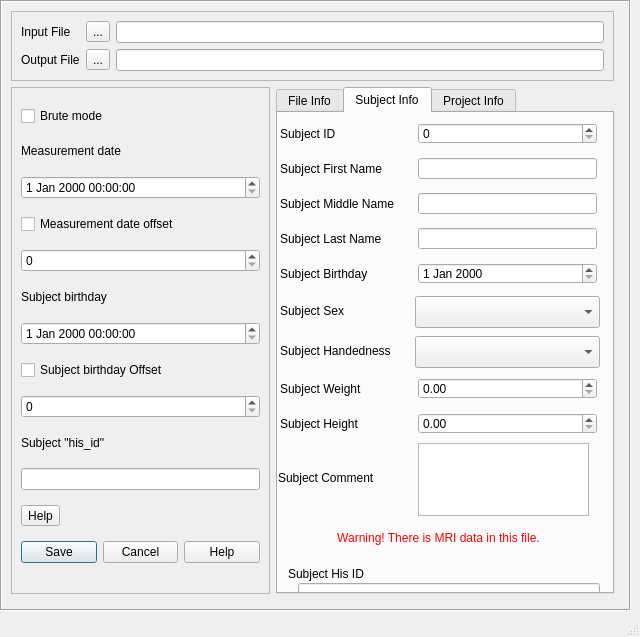
Qt form applications/mne_anonymize/mainwindow.ui (mne-tools/mne-cpp) before a commit.
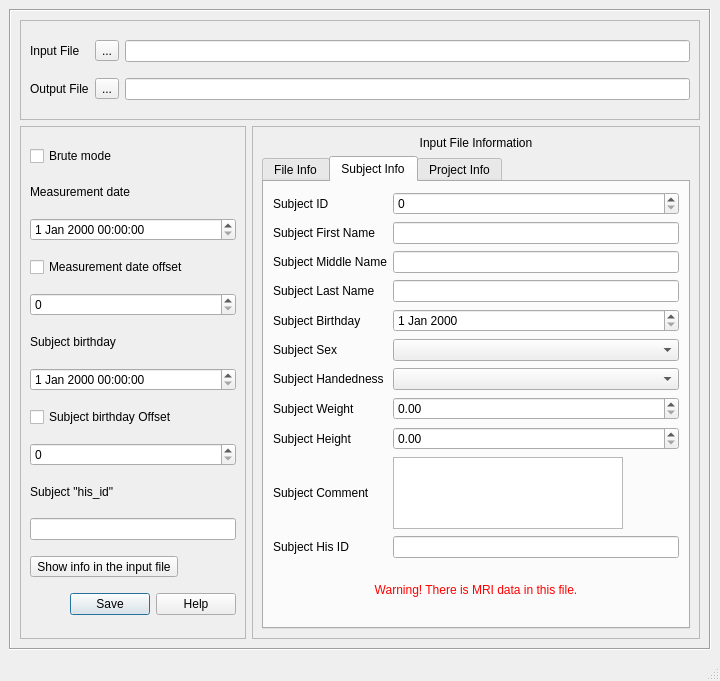
The same form after that commit.

Commit message: resize and relocate labels info

Patch:
```diff
--- a/applications/mne_anonymize/mainwindow.ui
+++ b/applications/mne_anonymize/mainwindow.ui
@@ -6,8 +6,8 @@
    <rect>
     <x>0</x>
     <y>0</y>
-    <width>640</width>
-    <height>637</height>
+    <width>720</width>
+    <height>681</height>
    </rect>
   </property>
   <property name="minimumSize">
@@ -23,15 +23,9 @@
    <bool>false</bool>
   </property>
   <widget class="QWidget" name="centralwidget">
+   <layout class="QGridLayout" name="gridLayout">
+    <item row="0" column="0">
    <widget class="QScrollArea" name="scrollArea">
-    <property name="geometry">
-     <rect>
-      <x>0</x>
-      <y>0</y>
-      <width>631</width>
-      <height>611</height>
-     </rect>
-    </property>
     <property name="sizePolicy">
      <sizepolicy hsizetype="MinimumExpanding" vsizetype="MinimumExpanding">
       <horstretch>0</horstretch>
@@ -41,7 +35,7 @@
     <property name="minimumSize">
      <size>
       <width>400</width>
-      <height>400</height>
+        <height>0</height>
      </size>
     </property>
     <property name="autoFillBackground">
@@ -61,12 +55,12 @@
       <rect>
        <x>0</x>
        <y>0</y>
-       <width>627</width>
-       <height>607</height>
+         <width>692</width>
+         <height>613</height>
       </rect>
      </property>
      <layout class="QGridLayout" name="gridLayout_2">
-      <item row="2" column="0">
+        <item row="3" column="0" rowspan="4">
        <widget class="QFrame" name="frameOptions">
         <property name="sizePolicy">
          <sizepolicy hsizetype="MinimumExpanding" vsizetype="Preferred">
@@ -76,13 +70,13 @@
         </property>
         <property name="minimumSize">
          <size>
-          <width>100</width>
+            <width>0</width>
           <height>0</height>
          </size>
         </property>
         <property name="maximumSize">
          <size>
-          <width>500</width>
+            <width>226</width>
           <height>16777215</height>
          </size>
         </property>
@@ -92,15 +86,15 @@
         <property name="frameShadow">
          <enum>QFrame::Raised</enum>
         </property>
-        <layout class="QVBoxLayout" name="verticalLayout">
-         <item>
+          <layout class="QGridLayout" name="gridLayout_3">
+           <item row="0" column="0">
           <widget class="QCheckBox" name="checkBoxBruteMode">
            <property name="text">
             <string>Brute mode</string>
            </property>
           </widget>
          </item>
-         <item>
+           <item row="1" column="0">
           <widget class="QLabel" name="labelMeasDate">
            <property name="maximumSize">
             <size>
@@ -113,7 +107,7 @@
            </property>
           </widget>
          </item>
-         <item>
+           <item row="2" column="0">
           <widget class="QDateTimeEdit" name="dateTimeMeasurementDate">
            <property name="sizePolicy">
             <sizepolicy hsizetype="Expanding" vsizetype="Maximum">
@@ -123,14 +117,14 @@
            </property>
           </widget>
          </item>
-         <item>
+           <item row="3" column="0">
           <widget class="QCheckBox" name="checkBoxMeasurementDateOffset">
            <property name="text">
             <string>Measurement date offset</string>
            </property>
           </widget>
          </item>
-         <item>
+           <item row="4" column="0">
           <widget class="QSpinBox" name="spinBoxMeasurementDateOffset">
            <property name="sizePolicy">
             <sizepolicy hsizetype="Expanding" vsizetype="Fixed">
@@ -140,7 +134,7 @@
            </property>
           </widget>
          </item>
-         <item>
+           <item row="5" column="0">
           <widget class="QLabel" name="labelSubjectBirthday">
            <property name="maximumSize">
             <size>
@@ -153,20 +147,20 @@
            </property>
           </widget>
          </item>
-         <item>
+           <item row="6" column="0">
           <widget class="QDateTimeEdit" name="dateTimeBirthdayDate"/>
          </item>
-         <item>
+           <item row="7" column="0">
           <widget class="QCheckBox" name="checkBoxBirthdayDateOffset">
            <property name="text">
             <string>Subject birthday Offset</string>
            </property>
           </widget>
          </item>
-         <item>
+           <item row="8" column="0">
           <widget class="QSpinBox" name="spinBoxBirthdayDateOffset"/>
          </item>
-         <item>
+           <item row="9" column="0">
           <widget class="QLabel" name="labelSubjectHisId">
            <property name="maximumSize">
             <size>
@@ -179,32 +173,35 @@
            </property>
           </widget>
          </item>
-         <item>
+           <item row="10" column="0">
           <widget class="QLineEdit" name="lineEditSubjectHisId"/>
          </item>
-         <item>
+           <item row="11" column="0">
           <widget class="QToolButton" name="seeExtraInfoButton">
            <property name="text">
-            <string>Help</string>
+              <string>Show info in the input file</string>
            </property>
           </widget>
          </item>
-         <item>
+           <item row="12" column="0">
           <widget class="QDialogButtonBox" name="buttonMenu">
            <property name="standardButtons">
-            <set>QDialogButtonBox::Cancel|QDialogButtonBox::Help|QDialogButtonBox::Save</set>
+              <set>QDialogButtonBox::Help|QDialogButtonBox::Save</set>
+             </property>
+             <property name="centerButtons">
+              <bool>false</bool>
            </property>
           </widget>
          </item>
         </layout>
        </widget>
       </item>
-      <item row="0" column="0" colspan="3">
-       <widget class="QFrame" name="frameInOutFiles">
-        <property name="maximumSize">
+        <item row="3" column="1" rowspan="4" colspan="2">
+         <widget class="QFrame" name="frameExtraInfo">
+          <property name="minimumSize">
          <size>
-          <width>16777215</width>
-          <height>100</height>
+            <width>326</width>
+            <height>0</height>
          </size>
         </property>
         <property name="frameShape">
@@ -213,61 +210,24 @@
         <property name="frameShadow">
          <enum>QFrame::Raised</enum>
         </property>
-        <layout class="QGridLayout" name="gridLayout_6">
-         <item row="3" column="2">
-          <widget class="QLineEdit" name="lineEditOutFile">
-           <property name="sizePolicy">
-            <sizepolicy hsizetype="MinimumExpanding" vsizetype="Preferred">
-             <horstretch>0</horstretch>
-             <verstretch>0</verstretch>
-            </sizepolicy>
-           </property>
-           <property name="minimumSize">
+          <layout class="QVBoxLayout" name="verticalLayout">
+           <item>
+            <widget class="QLabel" name="labelSubjectCommentExtra_2">
+             <property name="maximumSize">
             <size>
-             <width>0</width>
-             <height>0</height>
-            </size>
-           </property>
-          </widget>
-         </item>
-         <item row="0" column="0">
-          <widget class="QLabel" name="labelInFile">
+               <width>16777215</width>
+               <height>50</height>
+              </size>
+             </property>
            <property name="text">
-            <string>Input File</string>
-           </property>
-          </widget>
-         </item>
-         <item row="3" column="0">
-          <widget class="QLabel" name="labelOutFile">
-           <property name="text">
-            <string>Output File</string>
+              <string>Input File Information</string>
+             </property>
+             <property name="alignment">
+              <set>Qt::AlignCenter</set>
            </property>
           </widget>
          </item>
-         <item row="0" column="2">
-          <widget class="QLineEdit" name="lineEditInFile"/>
-         </item>
-         <item row="0" column="1">
-          <widget class="QToolButton" name="openInFileWindowButton">
-           <property name="text">
-            <string>...</string>
-           </property>
-          </widget>
-         </item>
-         <item row="3" column="1">
-          <widget class="QToolButton" name="openOutFileWindowButton">
-           <property name="text">
-            <string>...</string>
-           </property>
-          </widget>
-         </item>
-        </layout>
-       </widget>
-      </item>
-      <item row="20" column="3">
-       <widget class="QWidget" name="widget" native="true"/>
-      </item>
-      <item row="2" column="1" colspan="2">
+           <item>
        <widget class="QTabWidget" name="tabWidget">
         <property name="enabled">
          <bool>true</bool>
@@ -279,26 +239,9 @@
          <attribute name="title">
           <string>File Info</string>
          </attribute>
-         <layout class="QFormLayout" name="formLayout_2">
-          <item row="0" column="0">
-           <widget class="QLabel" name="labelFileVersionExtra">
-            <property name="text">
-             <string>Id File version</string>
-            </property>
-           </widget>
-          </item>
-          <item row="0" column="1">
-           <widget class="QLineEdit" name="lineEditFileVersionExtra"/>
-          </item>
-          <item row="1" column="0">
-           <widget class="QLabel" name="labelIdMeasurementDateExtra">
-            <property name="text">
-             <string>Id Measurement Date</string>
-            </property>
-           </widget>
-          </item>
-          <item row="1" column="1">
-           <widget class="QDateTimeEdit" name="dateTimeIdMeasurementDateExtra"/>
+              <layout class="QGridLayout" name="gridLayout_5">
+               <item row="2" column="1">
+                <widget class="QLineEdit" name="lineEditMACAddressExtra"/>
           </item>
           <item row="2" column="0">
            <widget class="QLabel" name="labelMACAddressExtra">
@@ -307,13 +250,34 @@
             </property>
            </widget>
           </item>
-          <item row="2" column="1">
-           <widget class="QLineEdit" name="lineEditMACAddressExtra"/>
-          </item>
-          <item row="3" column="0">
-           <widget class="QLabel" name="labelMeasurementDateExtra">
+               <item row="4" column="1">
+                <widget class="QPlainTextEdit" name="plainTextFileCommentExtra">
+                 <property name="maximumSize">
+                  <size>
+                   <width>220</width>
+                   <height>50</height>
+                  </size>
+                 </property>
+                 <property name="verticalScrollBarPolicy">
+                  <enum>Qt::ScrollBarAsNeeded</enum>
+                 </property>
+                 <property name="readOnly">
+                  <bool>false</bool>
+                 </property>
+                 <property name="plainText">
+                  <string>ssafasdfasdfasdfasdlfjas d;fklj as;ldkfj a;sldkjf a;lskjfa
+sdf
+asdflkj
+
+
+asdflkasdjf;lasdkjf;laskdjflasdfj</string>
+                 </property>
+                </widget>
+               </item>
+               <item row="1" column="0">
+                <widget class="QLabel" name="labelIdMeasurementDateExtra">
             <property name="text">
-             <string>Measurement Date</string>
+                  <string>Id Measurement Date</string>
             </property>
            </widget>
           </item>
@@ -327,321 +291,133 @@
             </property>
            </widget>
           </item>
-          <item row="4" column="1">
-           <widget class="QPlainTextEdit" name="plainTextFileCommentExtra">
-            <property name="maximumSize">
-             <size>
-              <width>220</width>
-              <height>50</height>
-             </size>
-            </property>
-           </widget>
-          </item>
-          <item row="5" column="0">
-           <widget class="QLabel" name="labelExperimenterExtra">
+               <item row="1" column="1">
+                <widget class="QDateTimeEdit" name="dateTimeIdMeasurementDateExtra"/>
+               </item>
+               <item row="0" column="1">
+                <widget class="QLineEdit" name="lineEditFileVersionExtra"/>
+               </item>
+               <item row="3" column="0">
+                <widget class="QLabel" name="labelMeasurementDateExtra">
             <property name="text">
-             <string>Experimenter</string>
+                  <string>Measurement Date</string>
             </property>
            </widget>
           </item>
           <item row="5" column="1">
            <widget class="QLineEdit" name="lineEditExperimenterExtra"/>
           </item>
+               <item row="5" column="0">
+                <widget class="QLabel" name="labelExperimenterExtra">
+                 <property name="text">
+                  <string>Experimenter</string>
+                 </property>
+                </widget>
+               </item>
+               <item row="0" column="0">
+                <widget class="QLabel" name="labelFileVersionExtra">
+                 <property name="text">
+                  <string>Id File version</string>
+                 </property>
+                </widget>
+               </item>
          </layout>
         </widget>
         <widget class="QWidget" name="tab_2">
          <attribute name="title">
           <string>Subject Info</string>
          </attribute>
-         <widget class="QDoubleSpinBox" name="doubleSpinBoxSubjectHeightExtra">
-          <property name="geometry">
-           <rect>
-            <x>140</x>
-            <y>300</y>
-            <width>179</width>
-            <height>21</height>
-           </rect>
-          </property>
-         </widget>
+              <layout class="QGridLayout" name="gridLayout_4">
+               <item row="9" column="0">
+                <widget class="QLabel" name="labelSubjectCommentExtra">
+                 <property name="maximumSize">
+                  <size>
+                   <width>16777215</width>
+                   <height>50</height>
+                  </size>
+                 </property>
+                 <property name="text">
+                  <string>Subject Comment</string>
+                 </property>
+                </widget>
+               </item>
+               <item row="9" column="2">
+                <widget class="QPlainTextEdit" name="plainTextEditSubjectCommentExtra">
+                 <property name="enabled">
+                  <bool>true</bool>
+                 </property>
+                 <property name="sizePolicy">
+                  <sizepolicy hsizetype="MinimumExpanding" vsizetype="Preferred">
+                   <horstretch>0</horstretch>
+                   <verstretch>0</verstretch>
+                  </sizepolicy>
+                 </property>
+                 <property name="minimumSize">
+                  <size>
+                   <width>100</width>
+                   <height>32</height>
+                  </size>
+                 </property>
+                 <property name="maximumSize">
+                  <size>
+                   <width>230</width>
+                   <height>72</height>
+                  </size>
+                 </property>
+                </widget>
+               </item>
+               <item row="0" column="2">
+                <widget class="QSpinBox" name="spinBoxSubjectIDExtra"/>
+               </item>
+               <item row="7" column="0" colspan="2">
          <widget class="QLabel" name="labelSubjectWeightExtra">
-          <property name="geometry">
-           <rect>
-            <x>2</x>
-            <y>265</y>
-            <width>128</width>
-            <height>21</height>
-           </rect>
-          </property>
           <property name="text">
            <string>Subject Weight</string>
           </property>
          </widget>
-         <widget class="QLabel" name="labelSubjectSexExtra">
-          <property name="geometry">
-           <rect>
-            <x>2</x>
-            <y>185</y>
-            <width>128</width>
-            <height>26</height>
-           </rect>
-          </property>
-          <property name="text">
-           <string>Subject Sex</string>
-          </property>
-         </widget>
-         <widget class="QSpinBox" name="spinBoxSubjectIDExtra">
-          <property name="geometry">
-           <rect>
-            <x>140</x>
-            <y>10</y>
-            <width>179</width>
-            <height>21</height>
-           </rect>
-          </property>
-         </widget>
-         <widget class="QDateEdit" name="dateEditSubjectBirthdayExtra">
-          <property name="geometry">
-           <rect>
-            <x>140</x>
-            <y>150</y>
-            <width>179</width>
-            <height>21</height>
-           </rect>
-          </property>
-         </widget>
-         <widget class="QLineEdit" name="lineEditSubjectFirstNameExtra">
-          <property name="geometry">
-           <rect>
-            <x>140</x>
-            <y>45</y>
-            <width>179</width>
-            <height>21</height>
-           </rect>
-          </property>
-         </widget>
-         <widget class="QLabel" name="labelSubjectHeightExtra">
-          <property name="geometry">
-           <rect>
-            <x>2</x>
-            <y>300</y>
-            <width>128</width>
-            <height>21</height>
-           </rect>
-          </property>
-          <property name="text">
-           <string>Subject Height</string>
-          </property>
-         </widget>
-         <widget class="QLabel" name="labelSubjectMiddleNameExtra">
-          <property name="geometry">
-           <rect>
-            <x>2</x>
-            <y>80</y>
-            <width>128</width>
-            <height>21</height>
-           </rect>
-          </property>
-          <property name="text">
-           <string>Subject Middle Name</string>
-          </property>
-         </widget>
-         <widget class="QComboBox" name="comboBoxSubjectSexExtra">
-          <property name="geometry">
-           <rect>
-            <x>137</x>
-            <y>183</y>
-            <width>185</width>
-            <height>32</height>
-           </rect>
-          </property>
-         </widget>
-         <widget class="QLabel" name="labelSubjectIDExtra">
-          <property name="geometry">
-           <rect>
-            <x>2</x>
-            <y>10</y>
-            <width>128</width>
-            <height>21</height>
-           </rect>
-          </property>
-          <property name="text">
-           <string>Subject ID</string>
-          </property>
-         </widget>
+               </item>
+               <item row="4" column="0" colspan="2">
          <widget class="QLabel" name="labelSubjectBirthdayExtra">
-          <property name="geometry">
-           <rect>
-            <x>2</x>
-            <y>150</y>
-            <width>128</width>
-            <height>21</height>
-           </rect>
-          </property>
           <property name="text">
            <string>Subject Birthday</string>
           </property>
          </widget>
-         <widget class="QLabel" name="labelSubjectFirstNameExtra">
-          <property name="geometry">
-           <rect>
-            <x>2</x>
-            <y>45</y>
-            <width>128</width>
-            <height>21</height>
-           </rect>
-          </property>
-          <property name="text">
-           <string>Subject First Name</string>
-          </property>
-         </widget>
-         <widget class="QLabel" name="labelSubjectHandExtra">
-          <property name="geometry">
-           <rect>
-            <x>2</x>
-            <y>225</y>
-            <width>128</width>
-            <height>26</height>
-           </rect>
-          </property>
-          <property name="text">
-           <string>Subject Handedness</string>
-          </property>
-         </widget>
+               </item>
+               <item row="3" column="2">
+                <widget class="QLineEdit" name="lineEditSubjectLastNameExtra"/>
+               </item>
+               <item row="3" column="0" colspan="2">
          <widget class="QLabel" name="labelSubjectLastNameExtra">
-          <property name="geometry">
-           <rect>
-            <x>2</x>
-            <y>115</y>
-            <width>128</width>
-            <height>21</height>
-           </rect>
-          </property>
           <property name="text">
            <string>Subject Last Name</string>
           </property>
          </widget>
-         <widget class="QLineEdit" name="lineEditSubjectMiddleNameExtra">
-          <property name="geometry">
-           <rect>
-            <x>140</x>
-            <y>80</y>
-            <width>179</width>
-            <height>21</height>
-           </rect>
-          </property>
-         </widget>
-         <widget class="QLineEdit" name="lineEditSubjectLastNameExtra">
-          <property name="geometry">
-           <rect>
-            <x>140</x>
-            <y>115</y>
-            <width>179</width>
-            <height>21</height>
-           </rect>
-          </property>
-         </widget>
-         <widget class="QDoubleSpinBox" name="doubleSpinBoxSubjectWeightExtra">
-          <property name="geometry">
-           <rect>
-            <x>140</x>
-            <y>265</y>
-            <width>179</width>
-            <height>21</height>
-           </rect>
-          </property>
-         </widget>
-         <widget class="QComboBox" name="comboBoxSubjectHandExtra">
-          <property name="geometry">
-           <rect>
-            <x>137</x>
-            <y>223</y>
-            <width>185</width>
-            <height>32</height>
-           </rect>
-          </property>
-         </widget>
-         <widget class="QLabel" name="labelSubjectCommentExtra">
-          <property name="geometry">
-           <rect>
-            <x>0</x>
-            <y>340</y>
-            <width>108</width>
-            <height>50</height>
-           </rect>
-          </property>
-          <property name="maximumSize">
-           <size>
-            <width>16777215</width>
-            <height>50</height>
-           </size>
-          </property>
+               </item>
+               <item row="2" column="2">
+                <widget class="QLineEdit" name="lineEditSubjectMiddleNameExtra"/>
+               </item>
+               <item row="8" column="2">
+                <widget class="QDoubleSpinBox" name="doubleSpinBoxSubjectHeightExtra"/>
+               </item>
+               <item row="8" column="0" colspan="2">
+                <widget class="QLabel" name="labelSubjectHeightExtra">
           <property name="text">
-           <string>Subject Comment</string>
-          </property>
-         </widget>
-         <widget class="QPlainTextEdit" name="plainTextEditSubjectCommentExtra">
-          <property name="enabled">
-           <bool>true</bool>
-          </property>
-          <property name="geometry">
-           <rect>
-            <x>140</x>
-            <y>330</y>
-            <width>171</width>
-            <height>73</height>
-           </rect>
-          </property>
-          <property name="sizePolicy">
-           <sizepolicy hsizetype="MinimumExpanding" vsizetype="Preferred">
-            <horstretch>0</horstretch>
-            <verstretch>0</verstretch>
-           </sizepolicy>
-          </property>
-          <property name="minimumSize">
-           <size>
-            <width>27</width>
-            <height>73</height>
-           </size>
-          </property>
-          <property name="maximumSize">
-           <size>
-            <width>205</width>
-            <height>72</height>
-           </size>
-          </property>
-         </widget>
-         <widget class="QLabel" name="labelHisIDExtra">
-          <property name="geometry">
-           <rect>
-            <x>10</x>
-            <y>450</y>
-            <width>85</width>
-            <height>21</height>
-           </rect>
-          </property>
+                  <string>Subject Height</string>
+                 </property>
+                </widget>
+               </item>
+               <item row="4" column="2">
+                <widget class="QDateEdit" name="dateEditSubjectBirthdayExtra"/>
+               </item>
+               <item row="1" column="0" colspan="2">
+                <widget class="QLabel" name="labelSubjectFirstNameExtra">
           <property name="text">
-           <string>Subject His ID</string>
-          </property>
-         </widget>
-         <widget class="QLineEdit" name="lineEditSubjectHisIdExtra">
-          <property name="geometry">
-           <rect>
-            <x>20</x>
-            <y>470</y>
-            <width>302</width>
-            <height>21</height>
-           </rect>
-          </property>
-         </widget>
+                  <string>Subject First Name</string>
+                 </property>
+                </widget>
+               </item>
+               <item row="11" column="0" colspan="3">
          <widget class="QLabel" name="labelSubjectMriDataFoundExtra">
-          <property name="geometry">
-           <rect>
-            <x>40</x>
-            <y>400</y>
-            <width>241</width>
-            <height>50</height>
-           </rect>
-          </property>
           <property name="maximumSize">
            <size>
             <width>16777215</width>
@@ -658,157 +434,217 @@
            <set>Qt::AlignCenter</set>
           </property>
          </widget>
+               </item>
+               <item row="6" column="2">
+                <widget class="QComboBox" name="comboBoxSubjectHandExtra"/>
+               </item>
+               <item row="6" column="0" colspan="2">
+                <widget class="QLabel" name="labelSubjectHandExtra">
+                 <property name="text">
+                  <string>Subject Handedness</string>
+                 </property>
+                </widget>
+               </item>
+               <item row="0" column="0" colspan="2">
+                <widget class="QLabel" name="labelSubjectIDExtra">
+                 <property name="text">
+                  <string>Subject ID</string>
+                 </property>
+                </widget>
+               </item>
+               <item row="1" column="2">
+                <widget class="QLineEdit" name="lineEditSubjectFirstNameExtra"/>
+               </item>
+               <item row="5" column="0" colspan="2">
+                <widget class="QLabel" name="labelSubjectSexExtra">
+                 <property name="text">
+                  <string>Subject Sex</string>
+                 </property>
+                </widget>
+               </item>
+               <item row="2" column="0" colspan="2">
+                <widget class="QLabel" name="labelSubjectMiddleNameExtra">
+                 <property name="text">
+                  <string>Subject Middle Name</string>
+                 </property>
+                </widget>
+               </item>
+               <item row="7" column="2">
+                <widget class="QDoubleSpinBox" name="doubleSpinBoxSubjectWeightExtra"/>
+               </item>
+               <item row="5" column="2">
+                <widget class="QComboBox" name="comboBoxSubjectSexExtra"/>
+               </item>
+               <item row="10" column="0">
+                <widget class="QLabel" name="labelHisIDExtra">
+                 <property name="text">
+                  <string>Subject His ID</string>
+                 </property>
+                </widget>
+               </item>
+               <item row="10" column="2">
+                <widget class="QLineEdit" name="lineEditSubjectHisIdExtra"/>
+               </item>
+              </layout>
         </widget>
         <widget class="QWidget" name="tab_3">
          <attribute name="title">
           <string>Project Info</string>
          </attribute>
-         <widget class="QPlainTextEdit" name="plainTextEditProjectCommentExtra">
-          <property name="geometry">
-           <rect>
-            <x>130</x>
-            <y>130</y>
-            <width>276</width>
-            <height>99</height>
-           </rect>
-          </property>
-          <property name="sizePolicy">
-           <sizepolicy hsizetype="Expanding" vsizetype="Minimum">
-            <horstretch>0</horstretch>
-            <verstretch>0</verstretch>
-           </sizepolicy>
-          </property>
-          <property name="minimumSize">
-           <size>
-            <width>0</width>
-            <height>87</height>
-           </size>
-          </property>
-          <property name="maximumSize">
-           <size>
-            <width>400</width>
-            <height>99</height>
-           </size>
-          </property>
-         </widget>
-         <widget class="QLineEdit" name="lineEditProjectAimExtra">
-          <property name="geometry">
-           <rect>
-            <x>130</x>
-            <y>37</y>
-            <width>276</width>
-            <height>21</height>
-           </rect>
-          </property>
-         </widget>
-         <widget class="QLabel" name="labelProjectCommentExtra">
-          <property name="geometry">
-           <rect>
-            <x>15</x>
-            <y>130</y>
-            <width>105</width>
-            <height>99</height>
-           </rect>
-          </property>
-          <property name="text">
-           <string>Project Comment</string>
-          </property>
-         </widget>
-         <widget class="QLineEdit" name="lineEditProjectPersonsExtra">
-          <property name="geometry">
-           <rect>
-            <x>130</x>
-            <y>99</y>
-            <width>276</width>
-            <height>21</height>
-           </rect>
-          </property>
-         </widget>
-         <widget class="QLineEdit" name="lineEditProjectNameExtra">
-          <property name="geometry">
-           <rect>
-            <x>130</x>
-            <y>68</y>
-            <width>276</width>
-            <height>21</height>
-           </rect>
-          </property>
-         </widget>
-         <widget class="QLabel" name="labelProjectPersonsExtra">
-          <property name="geometry">
-           <rect>
-            <x>15</x>
-            <y>99</y>
-            <width>105</width>
-            <height>21</height>
-           </rect>
-          </property>
-          <property name="text">
-           <string>Project Persons</string>
-          </property>
-         </widget>
-         <widget class="QSpinBox" name="spinBoxProjectIDExtra">
-          <property name="geometry">
-           <rect>
-            <x>130</x>
-            <y>6</y>
-            <width>276</width>
-            <height>21</height>
-           </rect>
-          </property>
-         </widget>
+              <layout class="QGridLayout" name="gridLayout_7">
+               <item row="0" column="0">
          <widget class="QLabel" name="labelProjectIDExtra">
-          <property name="geometry">
-           <rect>
-            <x>15</x>
-            <y>6</y>
-            <width>105</width>
-            <height>21</height>
-           </rect>
-          </property>
           <property name="text">
            <string>Project ID</string>
           </property>
          </widget>
+               </item>
+               <item row="0" column="1">
+                <widget class="QSpinBox" name="spinBoxProjectIDExtra"/>
+               </item>
+               <item row="1" column="0">
          <widget class="QLabel" name="labelProjectAimExtra">
-          <property name="geometry">
-           <rect>
-            <x>15</x>
-            <y>37</y>
-            <width>105</width>
-            <height>21</height>
-           </rect>
-          </property>
           <property name="text">
            <string>Project Aim</string>
           </property>
          </widget>
+               </item>
+               <item row="1" column="1">
+                <widget class="QLineEdit" name="lineEditProjectAimExtra"/>
+               </item>
+               <item row="2" column="0">
          <widget class="QLabel" name="labelProjectNameExtra">
-          <property name="geometry">
-           <rect>
-            <x>15</x>
-            <y>68</y>
-            <width>105</width>
-            <height>21</height>
-           </rect>
-          </property>
           <property name="text">
            <string>Project Name</string>
           </property>
          </widget>
-        </widget>
-       </widget>
-      </item>
+               </item>
+               <item row="2" column="1">
+                <widget class="QLineEdit" name="lineEditProjectNameExtra"/>
+               </item>
+               <item row="3" column="0">
+                <widget class="QLabel" name="labelProjectPersonsExtra">
+                 <property name="text">
+                  <string>Project Persons</string>
+                 </property>
+                </widget>
+               </item>
+               <item row="3" column="1">
+                <widget class="QLineEdit" name="lineEditProjectPersonsExtra"/>
+               </item>
+               <item row="4" column="0">
+                <widget class="QLabel" name="labelProjectCommentExtra">
+                 <property name="text">
+                  <string>Project Comment</string>
+                 </property>
+                </widget>
+               </item>
+               <item row="4" column="1">
+                <widget class="QPlainTextEdit" name="plainTextEditProjectCommentExtra">
+                 <property name="sizePolicy">
+                  <sizepolicy hsizetype="Expanding" vsizetype="Minimum">
+                   <horstretch>0</horstretch>
+                   <verstretch>0</verstretch>
+                  </sizepolicy>
+                 </property>
+                 <property name="minimumSize">
+                  <size>
+                   <width>0</width>
+                   <height>87</height>
+                  </size>
+                 </property>
+                 <property name="maximumSize">
+                  <size>
+                   <width>400</width>
+                   <height>99</height>
+                  </size>
+                 </property>
+                </widget>
+               </item>
      </layout>
     </widget>
    </widget>
+           </item>
+          </layout>
+         </widget>
+        </item>
+        <item row="0" column="0" colspan="3">
+         <widget class="QFrame" name="frameInOutFiles">
+          <property name="maximumSize">
+           <size>
+            <width>16777215</width>
+            <height>100</height>
+           </size>
+          </property>
+          <property name="frameShape">
+           <enum>QFrame::StyledPanel</enum>
+          </property>
+          <property name="frameShadow">
+           <enum>QFrame::Raised</enum>
+          </property>
+          <layout class="QGridLayout" name="gridLayout_6">
+           <item row="0" column="2">
+            <widget class="QLineEdit" name="lineEditInFile"/>
+           </item>
+           <item row="3" column="2">
+            <widget class="QLineEdit" name="lineEditOutFile">
+             <property name="sizePolicy">
+              <sizepolicy hsizetype="MinimumExpanding" vsizetype="Preferred">
+               <horstretch>0</horstretch>
+               <verstretch>0</verstretch>
+              </sizepolicy>
+             </property>
+             <property name="minimumSize">
+              <size>
+               <width>0</width>
+               <height>0</height>
+              </size>
+             </property>
+            </widget>
+           </item>
+           <item row="3" column="0">
+            <widget class="QLabel" name="labelOutFile">
+             <property name="text">
+              <string>Output File</string>
+             </property>
+            </widget>
+           </item>
+           <item row="0" column="0">
+            <widget class="QLabel" name="labelInFile">
+             <property name="text">
+              <string>Input File</string>
+             </property>
+            </widget>
+           </item>
+           <item row="0" column="1">
+            <widget class="QToolButton" name="openInFileWindowButton">
+             <property name="text">
+              <string>...</string>
+             </property>
+            </widget>
+           </item>
+           <item row="3" column="1">
+            <widget class="QToolButton" name="openOutFileWindowButton">
+             <property name="text">
+              <string>...</string>
+             </property>
+            </widget>
+           </item>
+          </layout>
+         </widget>
+        </item>
+       </layout>
+      </widget>
+     </widget>
+    </item>
+   </layout>
   </widget>
   <widget class="QMenuBar" name="menubar">
    <property name="geometry">
     <rect>
      <x>0</x>
      <y>0</y>
-     <width>640</width>
+     <width>720</width>
      <height>22</height>
     </rect>
    </property>
```
Lines whose indentation alone changed are shown as unchanged.
